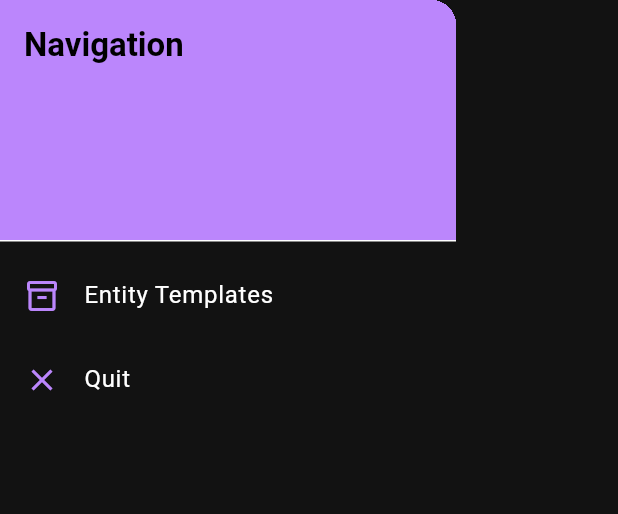
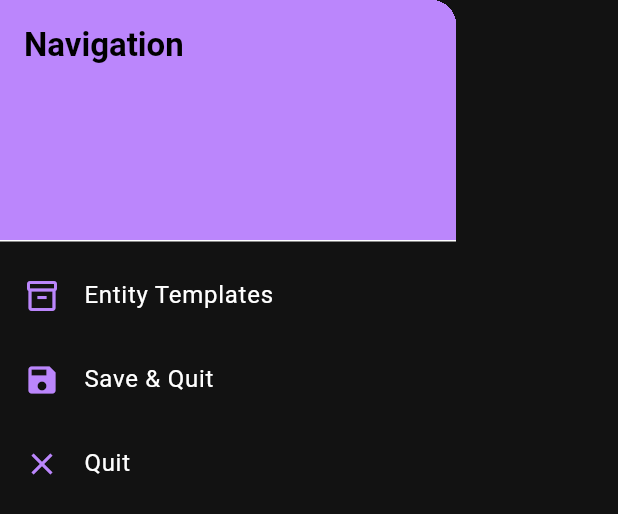
Before and after one commit to clagraff/Rogueverse, a Flutter app: the NavigationDrawerContent widget shown alone on an empty page, opened directly with empty values, on a phone screen of 412 x 824 dp. Shown: the top 514 px of the screen. Run offline on Flutter 3.47's test engine with Material 3 defaults, Android fonts, the phone set to English and light mode, and no system bars; our stand-ins replace dart_mappable, flutter_svg; missing offline and left inert: flame, flame_svg, window_manager; generated files the repository leaves out were written again; statements that could not run were skipped.

Commit message:
Save & quit menu option.

```diff
--- a/lib/app/application.dart
+++ b/lib/app/application.dart
@@ -81,6 +81,7 @@ class _ApplicationState extends State<Application> {
             _game.overlays.clear();
             _game.overlays.add('templatePanel');
           },
+          world: _game.currentWorld
         ),
         body: Stack(
           children: [
--- a/lib/app/widgets/overlays/navigation_menu.dart
+++ b/lib/app/widgets/overlays/navigation_menu.dart
@@ -1,6 +1,7 @@
 import 'dart:io' show exit;
 
 import 'package:flutter/material.dart';
+import 'package:rogueverse/ecs/world.dart' show WorldSaves, World;
 
 /// Content for the navigation drawer.
 ///
@@ -9,10 +10,12 @@ import 'package:flutter/material.dart';
 class NavigationDrawerContent extends StatelessWidget {
   /// Callback when "Entity Templates" is clicked.
   final VoidCallback onEntityTemplatesPressed;
+  final World world;
 
   const NavigationDrawerContent({
     super.key,
     required this.onEntityTemplatesPressed,
+    required this.world
   });
 
   @override
@@ -50,9 +53,19 @@ class NavigationDrawerContent extends StatelessWidget {
                 ),
                 _buildNavItem(
                   context: context,
+                  icon: Icons.save,
+                  label: 'Save & Quit',
+                  onTap: () async {
+                    Navigator.pop(context);
+                    await WorldSaves.writeSave(world);
+                    exit(0);
+                  },
+                ),
+                _buildNavItem(
+                  context: context,
                   icon: Icons.close,
                   label: 'Quit',
-                  onTap: () {
+                  onTap: () async {
                     Navigator.pop(context);
                     exit(0);
                   },
```
Also changed, not shown: 1 other file.
